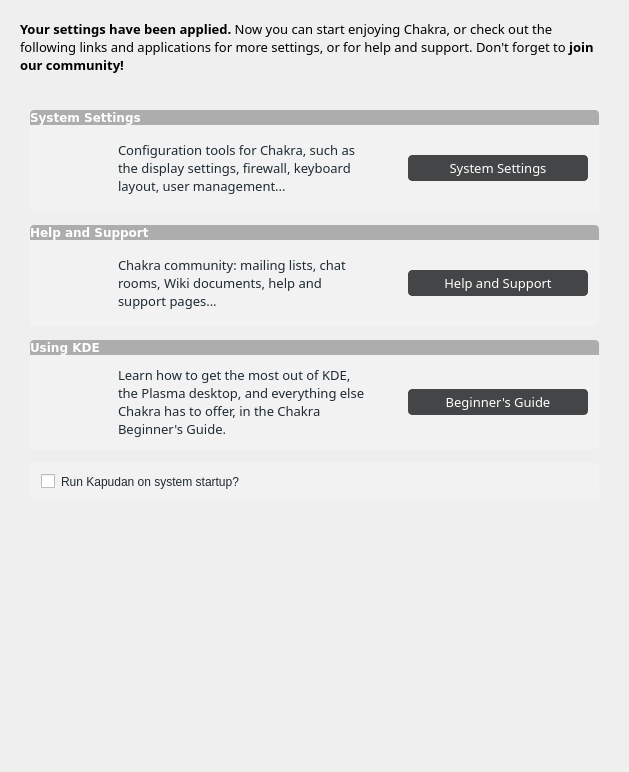
rshipp/kapudan, file ui/ui_scrGoodbye.ui: the form before one commit.
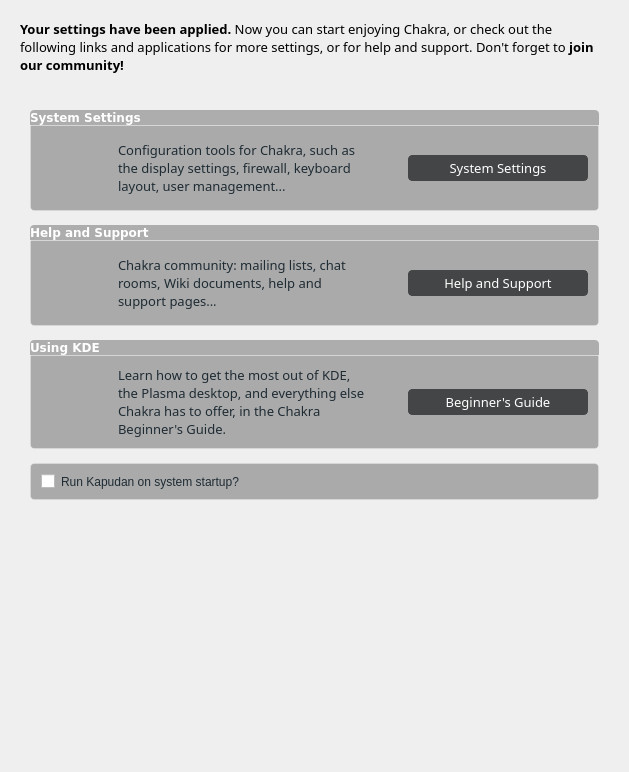
The form after the commit. Icons and pictures are not drawn.

Commit message: Darkened all groupbox colors.

```diff
--- a/ui/ui_scrGoodbye.ui
+++ b/ui/ui_scrGoodbye.ui
@@ -15,7 +15,7 @@
   </property>
   <property name="styleSheet">
    <string notr="true">QGroupBox {
-	background-color: rgb(242, 242, 242);
+	background-color: rgb(170, 170, 170);
 	border: 1px solid rgba(255,255,255,50);
 	border-bottom-left-radius: 4px;
 	border-bottom-right-radius: 4px;
```
The commit also changes 10 other files.
